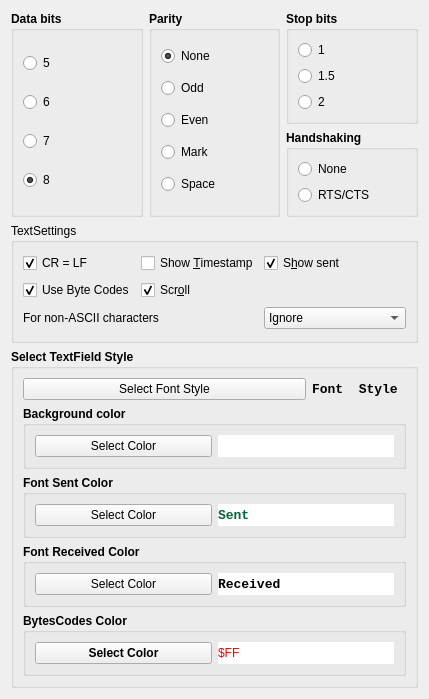
Qt form Settings.ui (notiel/OstrannaTerminal) before a commit.
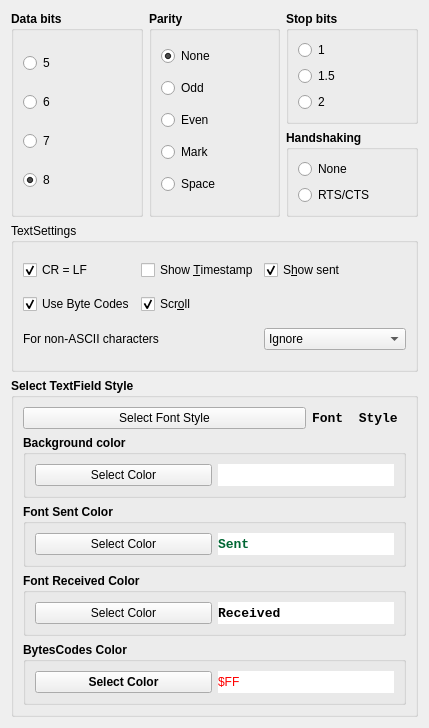
The same form after that commit. Icons and pictures are not drawn.

What changed in the file:
```diff
--- a/Settings.ui
+++ b/Settings.ui
@@ -7,7 +7,7 @@
     <x>0</x>
     <y>0</y>
     <width>429</width>
-    <height>699</height>
+    <height>728</height>
    </rect>
   </property>
   <property name="windowTitle">
```
